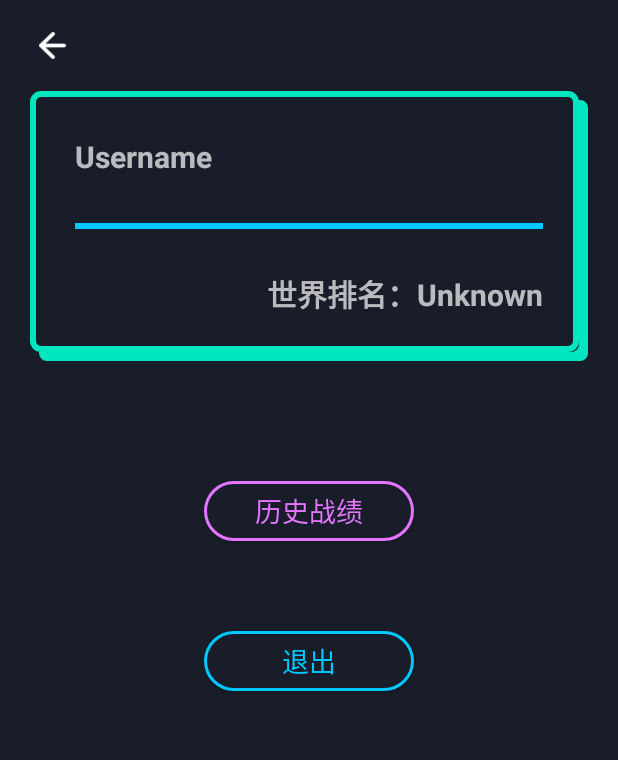
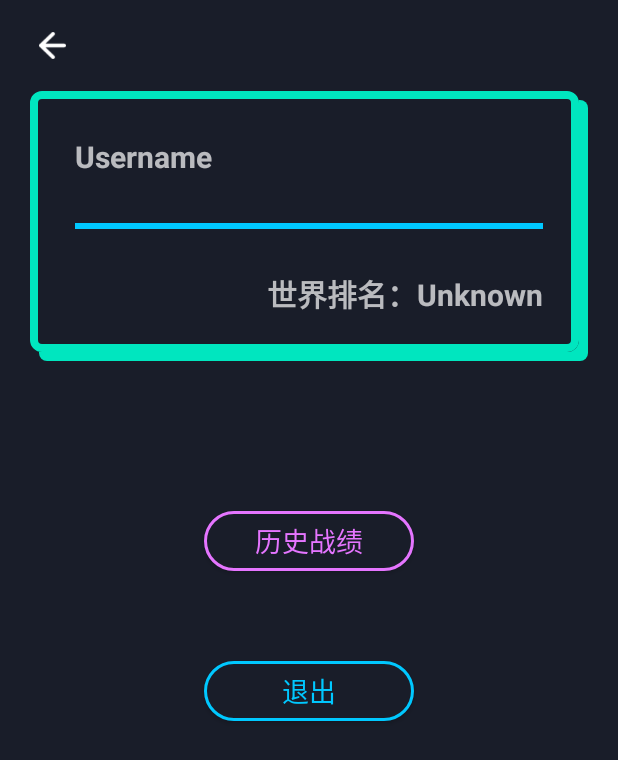
Before and after one commit to GitHzc/Puzzle, an Android app: the User screen opened directly, with no data from a screen before it, on a phone screen of 412 x 824 dp. Shown: the top 760 px of the screen. Run offline under Robolectric (Android 15) with nearby library versions, the light colour scheme and no system bars; our stand-ins replace RxJava; network calls fail; 1 statement that could not run was skipped.

Commit message:
modified:   app/src/main/java/com/example/puzzle/activity/History.java 	modified:   app/src/main/java/com/example/puzzle/activity/Rank.java 	modified:   app/src/main/res/drawable/rank_border.xml 	modified:   app/src/main/res/drawable/user_border.xml 	modified:   app/src/main/res/layout/activity_user.xml

```diff
--- a/app/src/main/java/com/example/puzzle/activity/History.java
+++ b/app/src/main/java/com/example/puzzle/activity/History.java
@@ -41,6 +41,7 @@ public class History extends AppCompatActivity implements View.OnClickListener {
         setContentView(R.layout.activity_history);
         difficulty = findViewById(R.id.history_difficulty);
         historyList = findViewById(R.id.history_list);
+        historyList.setEnabled(false);
         his_back_button = findViewById(R.id.history_back);
         his_back_button.setOnClickListener(this);
         historyItems = new ArrayList<HistoryItem>();
--- a/app/src/main/java/com/example/puzzle/activity/Rank.java
+++ b/app/src/main/java/com/example/puzzle/activity/Rank.java
@@ -52,6 +52,7 @@ public class Rank extends AppCompatActivity implements View.OnClickListener {
         rankItems = new ArrayList<RankItem>();
         difficulty = findViewById(R.id.rank_difficulty);
         rankList = findViewById(R.id.rank_list);
+        rankList.setEnabled(false);
         rank_back_button = findViewById(R.id.rank_back);
         rank_back_button.setOnClickListener(this);
 
--- a/app/src/main/res/drawable/rank_border.xml
+++ b/app/src/main/res/drawable/rank_border.xml
@@ -16,7 +16,7 @@
         android:bottom="6dp">
         <shape xmlns:android="http://schemas.android.com/apk/res/android"
             android:shape="rectangle">
-            <corners android:radius="5dp"/>
+            <corners android:radius="8dp"/>
             <solid android:color="#191D29">
 
             </solid>
@@ -32,7 +32,7 @@
             <corners android:radius="5dp"/>
             <stroke
                 android:color="#00C8FF"
-                android:width="4dp">
+                android:width="5dp">
 
             </stroke>
 
--- a/app/src/main/res/drawable/user_border.xml
+++ b/app/src/main/res/drawable/user_border.xml
@@ -16,7 +16,7 @@
         android:bottom="6dp">
         <shape xmlns:android="http://schemas.android.com/apk/res/android"
             android:shape="rectangle">
-            <corners android:radius="5dp"/>
+            <corners android:radius="8dp"/>
             <solid android:color="#191D29">
 
             </solid>
@@ -32,7 +32,7 @@
             <corners android:radius="5dp"/>
             <stroke
                 android:color="@color/greenLight"
-                android:width="4dp">
+                android:width="5dp">
 
             </stroke>
 
--- a/app/src/main/res/layout/activity_user.xml
+++ b/app/src/main/res/layout/activity_user.xml
@@ -29,6 +29,7 @@
         android:gravity="center_horizontal"
         android:orientation="vertical"
         android:layout_marginHorizontal="20dp"
+        android:layout_marginBottom="20dp"
         android:padding="30dp"
         android:background="@drawable/user_border">
         <TextView
```
